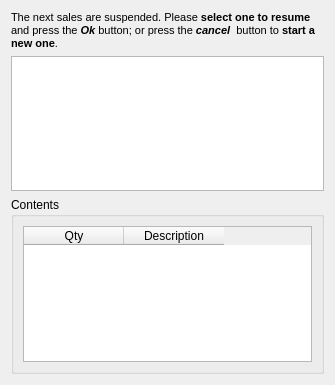
miguelchavez/lemonpos, file src/ui/resume.ui: the form before one commit.
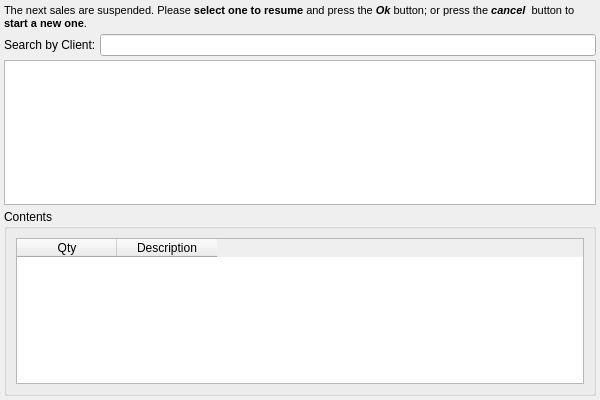
The form after the commit.

Commit message: Adding filter by clientId capability to the Resume dialog.

Diff of the .ui file:
```diff
--- a/src/ui/resume.ui
+++ b/src/ui/resume.ui
@@ -6,14 +6,26 @@
    <rect>
     <x>0</x>
     <y>0</y>
-    <width>335</width>
-    <height>385</height>
+    <width>600</width>
+    <height>400</height>
    </rect>
   </property>
+  <property name="minimumSize">
+   <size>
+    <width>600</width>
+    <height>400</height>
+   </size>
+  </property>
   <property name="windowTitle">
    <string>Resume Sale</string>
   </property>
   <layout class="QVBoxLayout" name="verticalLayout">
+   <property name="spacing">
+    <number>4</number>
+   </property>
+   <property name="margin">
+    <number>4</number>
+   </property>
    <item>
     <widget class="QLabel" name="lblTitle">
      <property name="text">
@@ -28,6 +40,20 @@
      </property>
     </widget>
    </item>
+   <item>
+    <layout class="QHBoxLayout" name="horizontalLayout">
+     <item>
+      <widget class="QLabel" name="label">
+       <property name="text">
+        <string>Search by Client:</string>
+       </property>
+      </widget>
+     </item>
+     <item>
+      <widget class="QLineEdit" name="editSearch"/>
+     </item>
+    </layout>
+   </item>
    <item>
     <widget class="QTableView" name="tableWidget">
      <property name="minimumSize">
```
Left out of the diff: 5 changed lines with no effect on the pictures. The commit also changes 2 other files.
